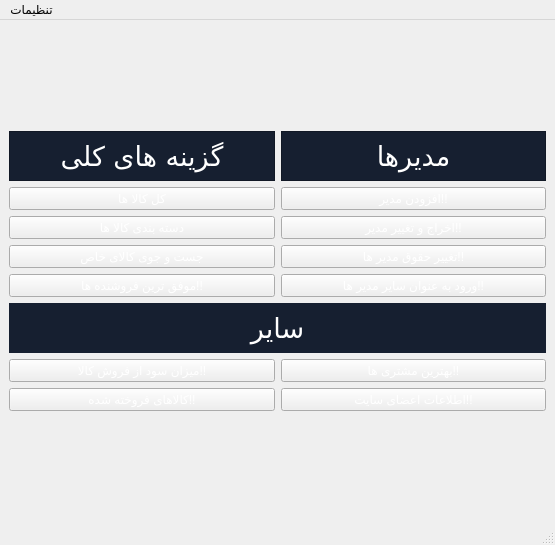
Alireza8hi/Project-DigiKala, file MainAdminWindow.ui: the form before one commit.
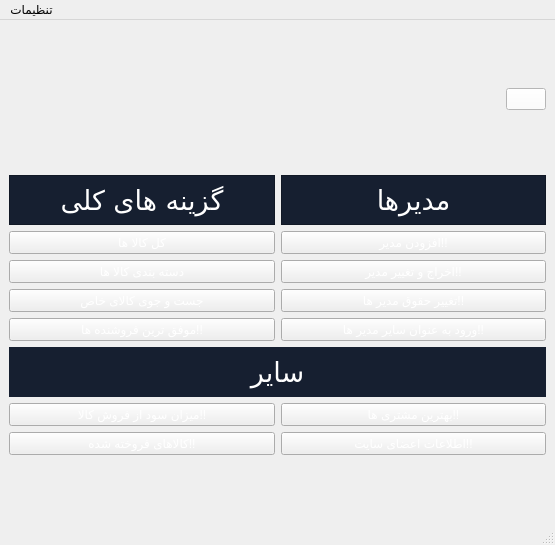
The form after the commit. Icons and pictures are not drawn.

The edit to the form file:
```diff
--- a/MainAdminWindow.ui
+++ b/MainAdminWindow.ui
@@ -21,7 +21,7 @@
     <string notr="true">background-image: url(:/Pics/Pics/pngtree-blue-carbon-background-with-sport-style-and-golden-light-image_371487.jpg);</string>
    </property>
    <layout class="QGridLayout" name="gridLayout_2">
-    <item row="0" column="0">
+    <item row="2" column="0">
      <layout class="QGridLayout" name="gridLayout_3">
       <item row="3" column="1">
        <widget class="QPushButton" name="ChangeAdminBtn">
@@ -256,6 +256,41 @@
       </item>
      </layout>
     </item>
+    <item row="1" column="0">
+     <layout class="QHBoxLayout" name="horizontalLayout">
+      <property name="topMargin">
+       <number>0</number>
+      </property>
+      <item>
+       <spacer name="horizontalSpacer">
+        <property name="orientation">
+         <enum>Qt::Horizontal</enum>
+        </property>
+        <property name="sizeHint" stdset="0">
+         <size>
+          <width>40</width>
+          <height>20</height>
+         </size>
+        </property>
+       </spacer>
+      </item>
+      <item>
+       <widget class="QPushButton" name="CartBtn">
+        <property name="styleSheet">
+         <string notr="true">background-image: url(:/Pics/Pics/NoBack.png);
+background-color: rgb(255, 255, 255);</string>
+        </property>
+        <property name="text">
+         <string/>
+        </property>
+        <property name="icon">
+         <iconset resource="icons.qrc">
+          <normaloff>:/Icons/Icons/basket-cart-icon-27.png</normaloff>:/Icons/Icons/basket-cart-icon-27.png</iconset>
+        </property>
+       </widget>
+      </item>
+     </layout>
+    </item>
    </layout>
   </widget>
   <widget class="QMenuBar" name="menubar">
```
Left out of the diff: 18 changed lines with no effect on the pictures.
